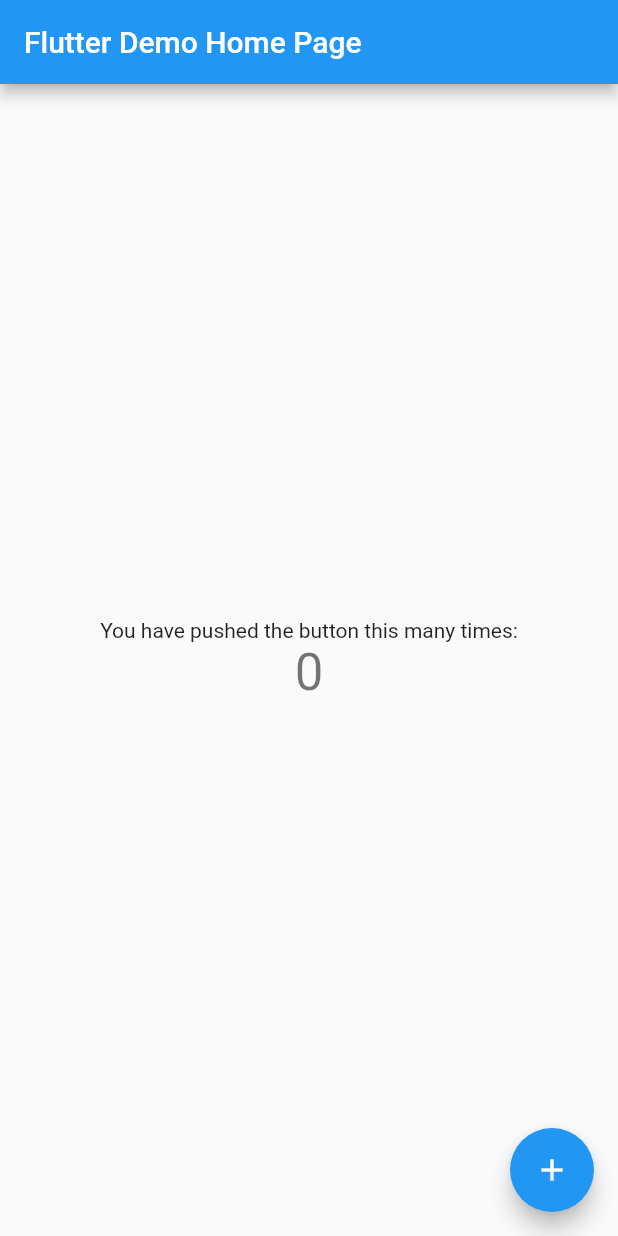
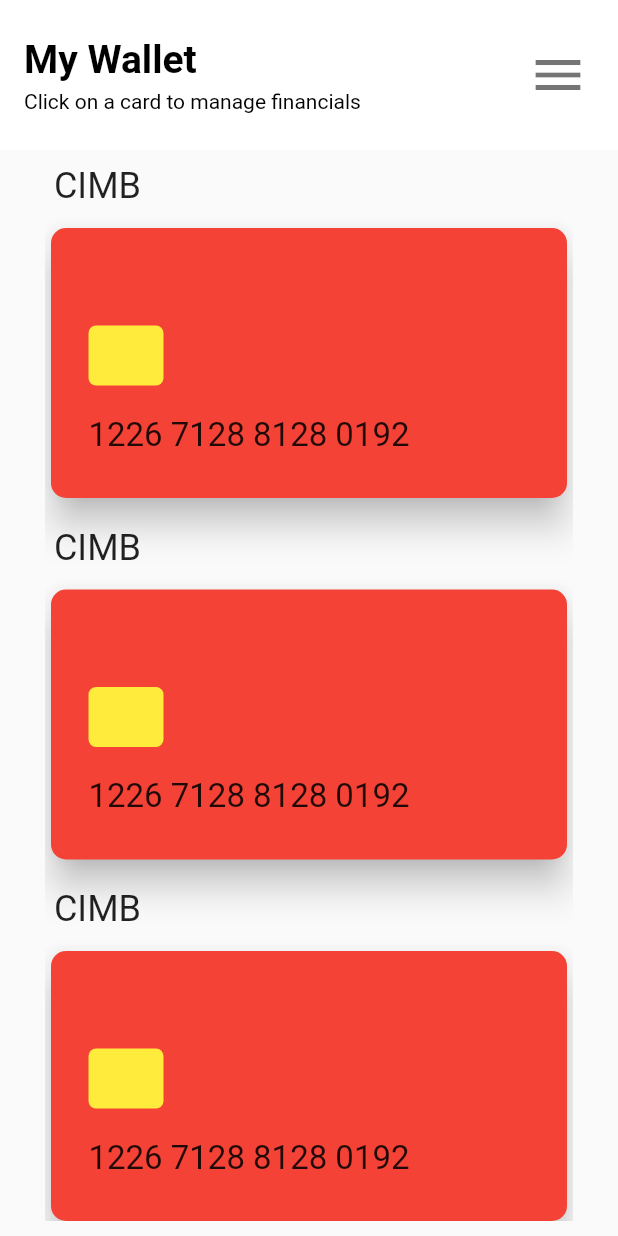
Before and after one commit to Addin15/amz_finance, a Flutter app: the screen it shows after launch, on a phone screen of 412 x 824 dp. Run offline on Flutter 3.47's test engine with Material 2 defaults, Android fonts, the phone set to English and light mode, and no system bars.

Commit message:
add wallet dashboard and view wallet

```diff
--- a/lib/main.dart
+++ b/lib/main.dart
@@ -1,3 +1,4 @@
+import 'package:amz_finance/pages/wallet_dashboard.dart';
 import 'package:flutter/material.dart';
 
 void main() {
@@ -11,105 +12,11 @@ class MyApp extends StatelessWidget {
   @override
   Widget build(BuildContext context) {
     return MaterialApp(
-      title: 'Flutter Demo',
       theme: ThemeData(
-        // This is the theme of your application.
-        //
-        // Try running your application with "flutter run". You'll see the
-        // application has a blue toolbar. Then, without quitting the app, try
-        // changing the primarySwatch below to Colors.green and then invoke
-        // "hot reload" (press "r" in the console where you ran "flutter run",
-        // or simply save your changes to "hot reload" in a Flutter IDE).
-        // Notice that the counter didn't reset back to zero; the application
-        // is not restarted.
         primarySwatch: Colors.blue,
+        fontFamily: 'Roboto',
       ),
-      home: const MyHomePage(title: 'Flutter Demo Home Page'),
+      home: const WalletDashboard(),
     );
   }
 }
-
-class MyHomePage extends StatefulWidget {
-  const MyHomePage({Key? key, required this.title}) : super(key: key);
-
-  // This widget is the home page of your application. It is stateful, meaning
-  // that it has a State object (defined below) that contains fields that affect
-  // how it looks.
-
-  // This class is the configuration for the state. It holds the values (in this
-  // case the title) provided by the parent (in this case the App widget) and
-  // used by the build method of the State. Fields in a Widget subclass are
-  // always marked "final".
-
-  final String title;
-
-  @override
-  State<MyHomePage> createState() => _MyHomePageState();
-}
-
-class _MyHomePageState extends State<MyHomePage> {
-  int _counter = 0;
-
-  void _incrementCounter() {
-    setState(() {
-      // This call to setState tells the Flutter framework that something has
-      // changed in this State, which causes it to rerun the build method below
-      // so that the display can reflect the updated values. If we changed
-      // _counter without calling setState(), then the build method would not be
-      // called again, and so nothing would appear to happen.
-      _counter++;
-    });
-  }
-
-  @override
-  Widget build(BuildContext context) {
-    // This method is rerun every time setState is called, for instance as done
-    // by the _incrementCounter method above.
-    //
-    // The Flutter framework has been optimized to make rerunning build methods
-    // fast, so that you can just rebuild anything that needs updating rather
-    // than having to individually change instances of widgets.
-    return Scaffold(
-      appBar: AppBar(
-        // Here we take the value from the MyHomePage object that was created by
-        // the App.build method, and use it to set our appbar title.
-        title: Text(widget.title),
-      ),
-      body: Center(
-        // Center is a layout widget. It takes a single child and positions it
-        // in the middle of the parent.
-        child: Column(
-          // Column is also a layout widget. It takes a list of children and
-          // arranges them vertically. By default, it sizes itself to fit its
-          // children horizontally, and tries to be as tall as its parent.
-          //
-          // Invoke "debug painting" (press "p" in the console, choose the
-          // "Toggle Debug Paint" action from the Flutter Inspector in Android
-          // Studio, or the "Toggle Debug Paint" command in Visual Studio Code)
-          // to see the wireframe for each widget.
-          //
-          // Column has various properties to control how it sizes itself and
-          // how it positions its children. Here we use mainAxisAlignment to
-          // center the children vertically; the main axis here is the vertical
-          // axis because Columns are vertical (the cross axis would be
-          // horizontal).
-          mainAxisAlignment: MainAxisAlignment.center,
-          children: <Widget>[
-            const Text(
-              'You have pushed the button this many times:',
-            ),
-            Text(
-              '$_counter',
-              style: Theme.of(context).textTheme.headline4,
-            ),
-          ],
-        ),
-      ),
-      floatingActionButton: FloatingActionButton(
-        onPressed: _incrementCounter,
-        tooltip: 'Increment',
-        child: const Icon(Icons.add),
-      ), // This trailing comma makes auto-formatting nicer for build methods.
-    );
-  }
-}
--- /dev/null
+++ b/lib/pages/wallet_dashboard.dart
@@ -0,0 +1,122 @@
+import 'package:amz_finance/pages/view_wallet.dart';
+import 'package:flutter/cupertino.dart';
+import 'package:flutter/material.dart';
+
+class WalletDashboard extends StatelessWidget {
+  const WalletDashboard({Key? key}) : super(key: key);
+
+  @override
+  Widget build(BuildContext context) {
+    return Scaffold(
+      appBar: AppBar(
+        elevation: 0.0,
+        toolbarHeight: 100,
+        title: Column(
+          crossAxisAlignment: CrossAxisAlignment.start,
+          children: const [
+            Text(
+              'My Wallet',
+              style: TextStyle(
+                fontSize: 26,
+                color: Colors.black,
+                fontWeight: FontWeight.w800,
+              ),
+            ),
+            SizedBox(height: 5),
+            Text(
+              'Click on a card to manage financials',
+              style: TextStyle(
+                fontSize: 14,
+                color: Colors.black,
+                fontWeight: FontWeight.w400,
+              ),
+            ),
+          ],
+        ),
+        backgroundColor: Colors.white,
+        actions: [
+          IconButton(
+              onPressed: () {},
+              icon: Icon(
+                Icons.menu,
+                size: 40,
+                color: Colors.black54,
+              )),
+          SizedBox(width: 20),
+        ],
+      ),
+      body: Padding(
+        padding: const EdgeInsets.symmetric(horizontal: 30, vertical: 10),
+        child: Expanded(
+          child: ListView.separated(
+            physics: ScrollPhysics(),
+            separatorBuilder: (context, index) {
+              return index == 4 ? SizedBox.shrink() : SizedBox(height: 15);
+            },
+            itemCount: 4,
+            itemBuilder: (context, index) {
+              if (index == 3) {
+                return IconButton(
+                    onPressed: () {},
+                    padding: EdgeInsets.all(0.0),
+                    iconSize: 50,
+                    alignment: Alignment.center,
+                    icon: Icon(
+                      Icons.add_circle_outline,
+                      size: 50,
+                    ));
+              }
+              return Column(
+                crossAxisAlignment: CrossAxisAlignment.stretch,
+                children: [
+                  Text(
+                    ' CIMB',
+                    style: TextStyle(fontSize: 24),
+                  ),
+                  SizedBox(height: 10),
+                  InkWell(
+                    onTap: () => Navigator.push(context,
+                        CupertinoPageRoute(builder: (context) => ViewWallet())),
+                    child: Card(
+                      shape: RoundedRectangleBorder(
+                        borderRadius: BorderRadius.circular(10),
+                      ),
+                      color: Colors.red,
+                      elevation: 10.0,
+                      child: Container(
+                        height: 180,
+                        padding: const EdgeInsets.symmetric(
+                          vertical: 15,
+                          horizontal: 25,
+                        ),
+                        child: Column(
+                          crossAxisAlignment: CrossAxisAlignment.start,
+                          children: [
+                            SizedBox(height: 50),
+                            Container(
+                              height: 40,
+                              width: 50,
+                              decoration: BoxDecoration(
+                                borderRadius: BorderRadius.circular(5),
+                                color: Colors.yellow,
+                              ),
+                            ),
+                            SizedBox(height: 20),
+                            Text(
+                              '1226 7128 8128 0192',
+                              style: TextStyle(fontSize: 22),
+                            ),
+                          ],
+                        ),
+                      ),
+                    ),
+                  ),
+                ],
+              );
+            },
+          ),
+        ),
+      ),
+    );
+  }
+}
```
Also changed, not shown: lib/pages/view_wallet.dart (added, +188 -0 lines), pubspec.yaml (+12 -11 lines), assets/fonts/Roboto/Roboto-Bold.ttf (added), assets/fonts/Roboto/Roboto-Italic.ttf (added), assets/fonts/Roboto/Roboto-Light.ttf (added), assets/fonts/Roboto/Roboto-Medium.ttf (added), assets/fonts/Roboto/Roboto-Regular.ttf (added), 3 other files.
